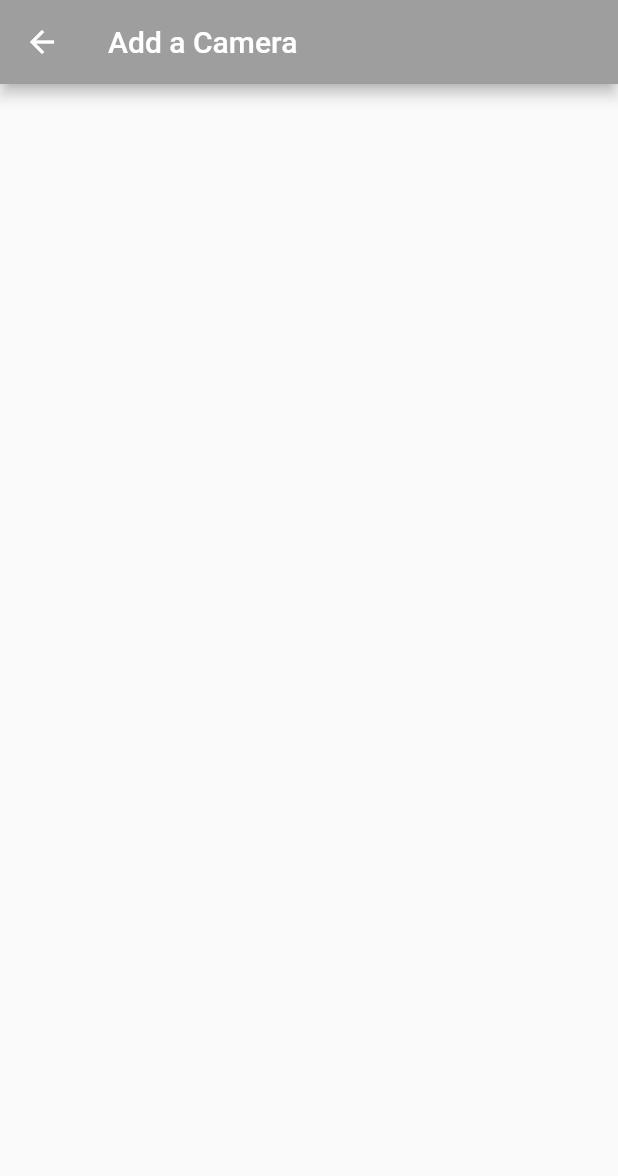
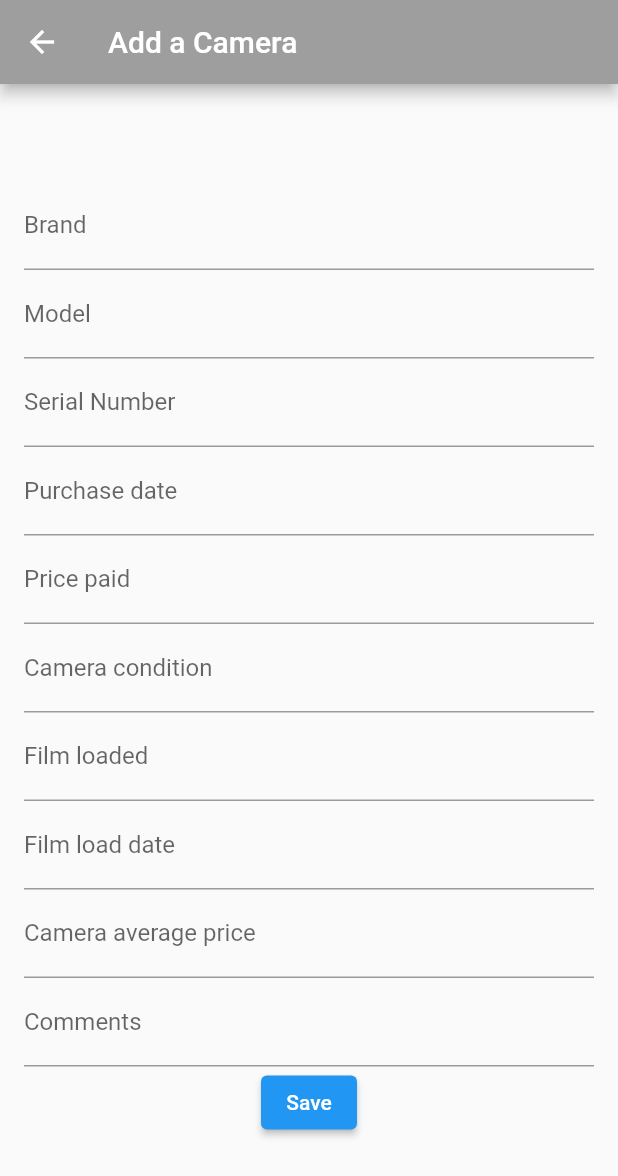
Before and after one commit to AlexGuoussatchok/analog_faith, a Flutter app: the AddCameraScreen screen opened by its route, on a phone screen of 412 x 824 dp. Shown: the top 1176 px of the screen. Run offline on Flutter 3.47's test engine with Material 2 defaults, Android fonts, the phone set to English and light mode, and no system bars; our stand-ins replace sqflite; accounts and stored records are empty.

Commit message:
+ add a camera screen  - input fields added

```diff
--- a/lib/screens/add_camera_screen.dart
+++ b/lib/screens/add_camera_screen.dart
@@ -8,6 +8,18 @@ class AddCameraScreen extends StatefulWidget {
 }
 
 class _AddCameraScreenState extends State<AddCameraScreen> {
+  // Define controllers for your text fields
+  final TextEditingController brandController = TextEditingController();
+  final TextEditingController modelController = TextEditingController();
+  final TextEditingController serialNumberController = TextEditingController();
+  final TextEditingController purchaseDateController = TextEditingController();
+  final TextEditingController pricePaidController = TextEditingController();
+  final TextEditingController conditionController = TextEditingController();
+  final TextEditingController filmLoadedController = TextEditingController();
+  final TextEditingController filmLoadDateController = TextEditingController();
+  final TextEditingController averagePriceController = TextEditingController();
+  final TextEditingController commentsController = TextEditingController();
+
   @override
   Widget build(BuildContext context) {
     return Scaffold(
@@ -15,17 +27,97 @@ class _AddCameraScreenState extends State<AddCameraScreen> {
         title: const Text('Add a Camera'),
         backgroundColor: Colors.grey,
       ),
-      body: const Center(
-        child: Column(
-          mainAxisAlignment: MainAxisAlignment.center,
-          children: <Widget>[
-            // Add your form fields and input widgets here
-            // Example:
-            // TextFormField(...),
-            // RaisedButton(...),
-          ],
+      body: Center(
+        child: Padding(
+          padding: const EdgeInsets.all(16.0),
+          child: Column(
+            mainAxisAlignment: MainAxisAlignment.center,
+            children: <Widget>[
+              TextField(
+                controller: brandController,
+                decoration: const InputDecoration(labelText: 'Brand'),
+              ),
+              TextField(
+                controller: modelController,
+                decoration: const InputDecoration(labelText: 'Model'),
+              ),
+              TextField(
+                controller: serialNumberController,
+                decoration: const InputDecoration(labelText: 'Serial Number'),
+              ),
+              TextField(
+                controller: purchaseDateController,
+                decoration: const InputDecoration(labelText: 'Purchase date'),
+              ),
+              TextField(
+                controller: pricePaidController,
+                decoration: const InputDecoration(labelText: 'Price paid'),
+              ),
+              TextField(
+                controller: conditionController,
+                decoration: const InputDecoration(labelText: 'Camera condition'),
+              ),
+              TextField(
+                controller: filmLoadedController,
+                decoration: const InputDecoration(labelText: 'Film loaded'),
+              ),
+              TextField(
+                controller: filmLoadDateController,
+                decoration: const InputDecoration(labelText: 'Film load date'),
+              ),
+              TextField(
+                controller: averagePriceController,
+                decoration: const InputDecoration(labelText: 'Camera average price'),
+              ),
+              TextField(
+                controller: commentsController,
+                decoration: const InputDecoration(labelText: 'Comments'),
+              ),
+              // Add more text fields for other camera details
+              ElevatedButton(
+                onPressed: () {
+                  // Retrieve the input values from the text controllers
+                  final brand = brandController.text;
+                  final model = modelController.text;
+                  final serialNumber = serialNumberController.text;
+                  final purchaseDate = purchaseDateController.text;
+                  final pricePaid = pricePaidController.text;
+                  final condition = conditionController.text;
+                  final filmLoaded = filmLoadedController.text;
+                  final filmLoadDate = filmLoadDateController.text;
+                  final averagePrice = averagePriceController.text;
+                  final comments = commentsController.text;
+                  // Retrieve values for other fields similarly
+
+                  // Now, you can save these values to your database using the InventoryDatabaseHelper
+                  // Example: InventoryDatabaseHelper().addCamera(brand, model, serialNumber, ...);
+
+                  // After saving, you can navigate back to the camera list screen
+                  Navigator.pop(context);
+                },
+                child: const Text('Save'),
+              ),
+            ],
+          ),
         ),
       ),
     );
   }
+
+  @override
+  void dispose() {
+    // Dispose of the text controllers to avoid memory leaks
+    brandController.dispose();
+    modelController.dispose();
+    serialNumberController.dispose();
+    purchaseDateController.dispose();
+    pricePaidController.dispose();
+    conditionController.dispose();
+    filmLoadedController.dispose();
+    filmLoadDateController.dispose();
+    averagePriceController.dispose();
+    commentsController.dispose();
+    // Dispose of other controllers similarly
+    super.dispose();
+  }
 }
```
